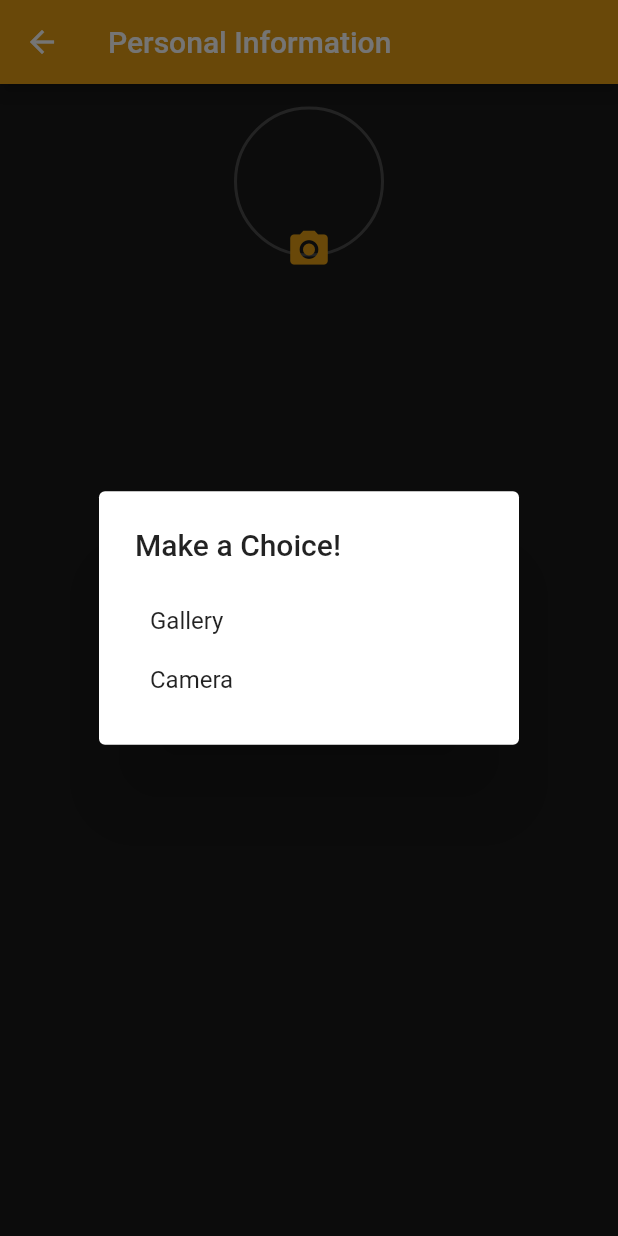
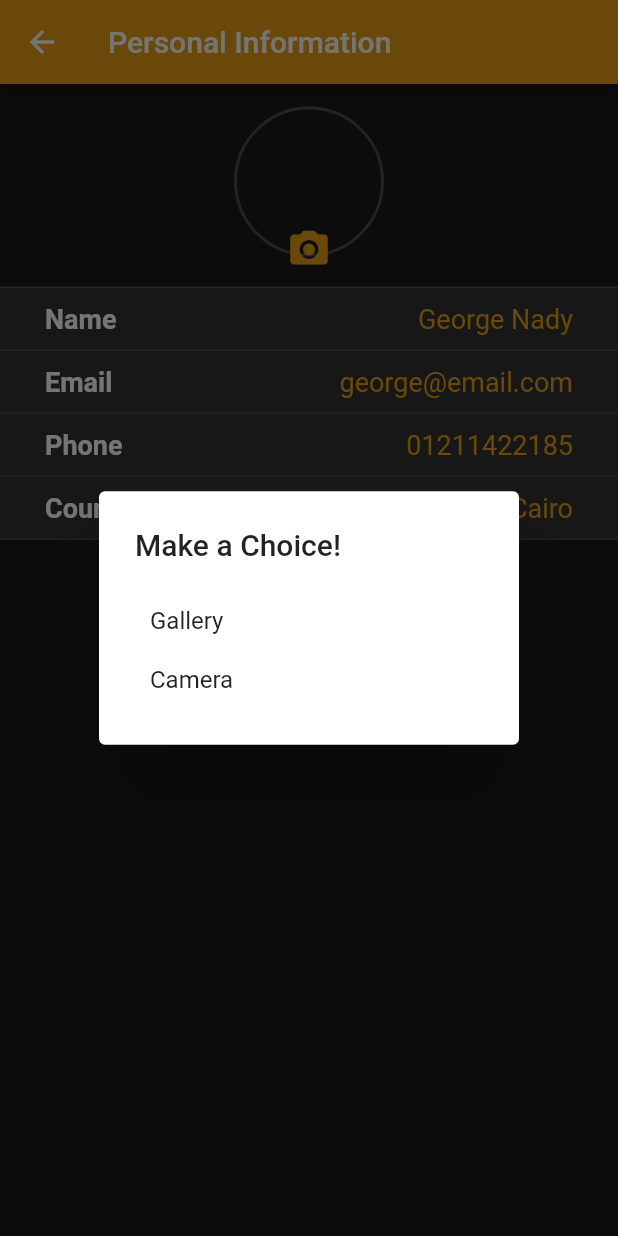
Before and after one commit to george-alahram-group/flutter_tasks, a Flutter app: the PersonalInformationPage screen opened directly, after a tap on the "camera alt" icon, on a phone screen of 412 x 824 dp. Run offline on Flutter 3.47's test engine with Material 2 defaults, Android fonts, the phone set to English and light mode, and no system bars; our stand-ins replace image_picker, smooth_star_rating; network calls fail.

Commit message:
personal information page

```diff
--- /dev/null
+++ b/lib/custom_widget/widgets/PersonalInformation/Widgets/custom_ink_well.dart
@@ -0,0 +1,24 @@
+import 'package:flutter/cupertino.dart';
+import 'package:flutter/material.dart';
+
+class CustomInkWell extends StatelessWidget {
+
+  final Function fun;
+  final double chilledPadding;
+  final double inkPadding;
+  final Widget child;
+
+  CustomInkWell({this.fun, this.chilledPadding, this.inkPadding, this.child});
+
+  @override
+  Widget build(BuildContext context) {
+    return InkWell(
+      borderRadius: BorderRadius.circular(inkPadding),
+      child: Padding(
+        padding: EdgeInsets.all(chilledPadding),
+        child: child,
+      ),
+      onTap: fun,
+    );
+  }
+}
--- a/lib/custom_widget/widgets/PersonalInformation/personal_information_page.dart
+++ b/lib/custom_widget/widgets/PersonalInformation/personal_information_page.dart
@@ -1,22 +1,41 @@
+import 'dart:io';
 import 'package:flutter/cupertino.dart';
 import 'package:flutter/material.dart';
-import 'package:flutter_app/custom_widget/widgets/AdsPage/CustomerServicesPage.dart';
 import 'package:flutter_app/utiles/MyColors.dart';
+import 'package:image_picker/image_picker.dart';
+import 'Widgets/custom_ink_well.dart';
 
-class PersonalInformationPage extends StatelessWidget {
-
+class PersonalInformationPage extends StatefulWidget {
   const PersonalInformationPage({Key key}) : super(key: key);
 
-  _openGallery() {
-
+  @override
+  _PersonalInformationPageState createState() =>
+      _PersonalInformationPageState();
 }
 
-  _openCamera() {
+class _PersonalInformationPageState extends State<PersonalInformationPage> {
+  File imageFile;
 
+  _openGallery(BuildContext context) async {
+    File picture = await ImagePicker.pickImage(source: ImageSource.gallery);
+    this.setState(() {
+      imageFile = picture;
+    });
+    Navigator.of(context).pop();
   }
 
-  Future<void> _showChoiceDialog (BuildContext context) {
-    return showDialog(context: context, builder: (BuildContext context) {
+  _openCamera(BuildContext context) async {
+    File picture = await ImagePicker.pickImage(source: ImageSource.camera);
+    this.setState(() {
+      imageFile = picture;
+    });
+    Navigator.of(context).pop();
+  }
+
+  Future<void> _showChoiceDialog(BuildContext context) {
+    return showDialog(
+        context: context,
+        builder: (BuildContext context) {
           return AlertDialog(
             title: Text("Make a Choice!"),
             content: SingleChildScrollView(
@@ -26,13 +45,17 @@ class PersonalInformationPage extends StatelessWidget {
                     inkPadding: 10,
                     chilledPadding: 10,
                     child: Text("Gallery"),
-                fun: () {_openGallery();},
+                    fun: () {
+                      _openGallery(context);
+                    },
                   ),
                   CustomInkWell(
                     inkPadding: 10,
                     chilledPadding: 10,
                     child: Text("Camera"),
-                fun: () {_openCamera();}
+                    fun: () {
+                      _openCamera(context);
+                    },
                   ),
                 ],
               ),
@@ -50,7 +73,7 @@ class PersonalInformationPage extends StatelessWidget {
       ),
       backgroundColor: MyColors().background,
       body: Container(
-          padding: EdgeInsets.all(15),
+        padding: EdgeInsets.symmetric(vertical: 15),
         child: Column(
           crossAxisAlignment: CrossAxisAlignment.stretch,
           children: [
@@ -64,10 +87,14 @@ class PersonalInformationPage extends StatelessWidget {
                     height: 100,
                     width: 100,
                     margin: EdgeInsets.only(bottom: 20),
-                      child: ProfilePicture(),
+                    child: _profileImage(),
                   ),
                   CustomInkWell(
-                      child: Icon(Icons.camera_alt,color: MyColors().primaryColor,size: 30,),
+                    child: Icon(
+                      Icons.camera_alt,
+                      color: MyColors().primaryColor,
+                      size: 30,
+                    ),
                     inkPadding: 50,
                     chilledPadding: 10,
                     fun: () {
@@ -78,31 +105,91 @@ class PersonalInformationPage extends StatelessWidget {
                   ),
                 ],
               ),
-              )
+            ),
+            _horizontalLine(),
+            _customRow(title: "Name", description: "George Nady"), // TODO : Hint* : description is a dummy data
+            _horizontalLine(),
+            _customRow(title: "Email", description: "george@email.com"), // TODO : Hint* : description is a dummy data
+            _horizontalLine(),
+            _customRow(title: "Phone", description: "01211422185"), // TODO : Hint* : description is a dummy data
+            _horizontalLine(),
+            _customRow(title: "Country", description: "Cairo"), // TODO : Hint* : description is a dummy data
+            _horizontalLine(),
           ],
         ),
-        ));
+      ),
+    );
+  }
+
+  Widget _profileImage() {
+
+    _decideImageView() {
+      if (imageFile == null) {
+        return Image.network(
+          "https://picsum.photos/500/500/?random",
+          fit: BoxFit.contain,
+        ); // TODO : Change it to the place holder image
+      } else {
+        return Image.file(
+          imageFile,
+          fit: BoxFit.cover,
+        );
       }
     }
 
-class CustomInkWell extends StatelessWidget {
+    return Container(
+      decoration: BoxDecoration(
+          shape: BoxShape.circle,
+          border: Border.all(
+            width: 2,
+            color: MyColors().textBackground,
+            style: BorderStyle.solid,
+          )),
+      clipBehavior: Clip.antiAlias,
+      child: Container(
+        decoration: BoxDecoration(
+          shape: BoxShape.circle,
+        ),
+        clipBehavior: Clip.antiAlias,
+        child: _decideImageView(),
+      ),
+    );
+  }
 
-  final Function fun;
-  final double chilledPadding;
-  final double inkPadding;
-  final Widget child;
+  // container that holds the title && description in a {key:Value} pairs style
+  Widget _customRow({@required String title, @required String description}) =>
+      Container(
+        padding: EdgeInsets.symmetric(vertical: 10, horizontal: 30),
+        decoration: BoxDecoration(
+          color: MyColors().cardBackground,
+        ),
+        child: Row(
+          children: [_customText(title, true), _customText(description, false)],
+        ),
+      );
 
-  CustomInkWell({this.fun, this.chilledPadding, this.inkPadding, this.child});
+  Widget _horizontalLine() => Container(
+        height: 1,
+        color: MyColors().textBackground,
+      );
 
-  @override
-  Widget build(BuildContext context) {
-    return InkWell(
-      borderRadius: BorderRadius.circular(inkPadding),
-      child: Padding(
-        padding: EdgeInsets.all(chilledPadding),
-        child: child,
-      ),
-      onTap: fun,
+  // handler for title and description text
+  Widget _customText(text, isTitle) {
+    // text style for title || DON'T TOUCH IT
+    var _titleTextStyle = TextStyle(
+        color: MyColors().textColor, fontSize: 18, fontWeight: FontWeight.bold);
+
+    // text style for description || DON'T TOUCH IT
+    var _descriptionTextStyle = TextStyle(
+      color: MyColors().primaryColor,
+      fontSize: 18,
+    );
+
+    return Expanded(
+      flex: (isTitle) ? 2 : 3,
+      child: Text(text,
+          textAlign: (isTitle) ? TextAlign.left : TextAlign.right,
+          style: (isTitle) ? _titleTextStyle : _descriptionTextStyle),
     );
   }
 }
--- a/pubspec.yaml
+++ b/pubspec.yaml
@@ -26,7 +26,7 @@ dependencies:
   flutter:
     sdk: flutter
   path_provider:
-  image_picker:
+  image_picker: 0.6.5+3
   path:
 
 
```
Also changed, not shown: lib/custom_widget/widgets/PersonalInformation/Utiles/camera_utiles.dart (deleted, +0 -52 lines), pubspec.lock, 1 other file. Lines whose indentation alone changed are shown as unchanged.
